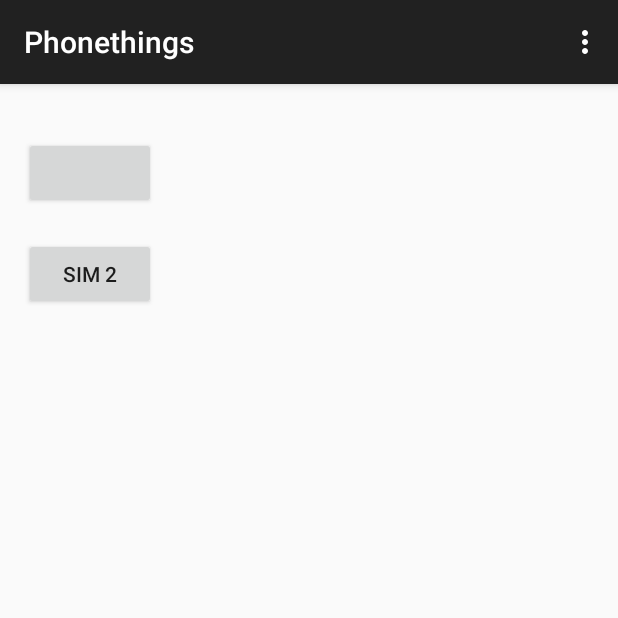
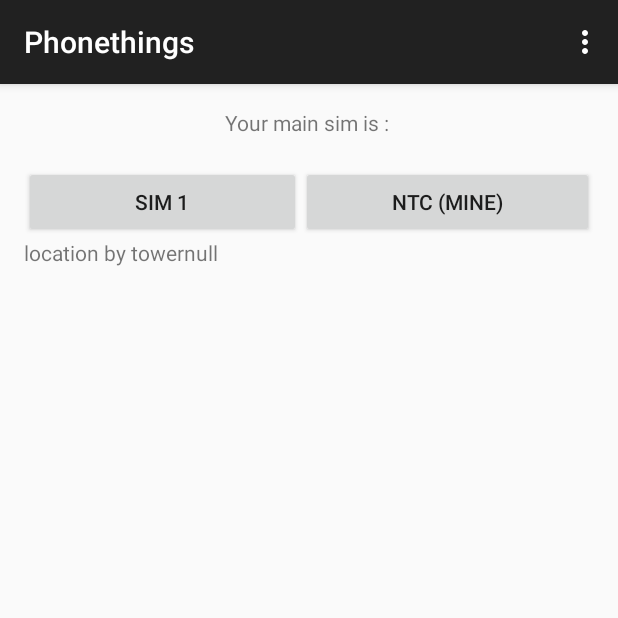
Before and after one commit to emp3ror/phonethings, an Android app: the screen it shows after launch (MainActivity), on a phone screen of 412 x 824 dp, the top half of it. Run offline under Robolectric (Android 15) with nearby library versions, the phone set to English and light mode, and no system bars; 1 statement that could not run was skipped.

Commit message:
small changes sim parts

```diff
--- a/app/src/main/java/phone/mjt/phonethings/MainActivity.java
+++ b/app/src/main/java/phone/mjt/phonethings/MainActivity.java
@@ -23,6 +23,7 @@ public class MainActivity extends ActionBarActivity implements SensorEventListen
 
     private Button btnSim1;
     private Button btnSim2;
+    private TextView currentSim;
     private TextView textSim1;
     private TextView textSim2;
     private TelephonyManager tMgr;
@@ -44,16 +45,15 @@ public class MainActivity extends ActionBarActivity implements SensorEventListen
         btnSim2 = (Button) findViewById(R.id.btn_sim2);
         textSim1 = (TextView) findViewById(R.id.text_sim1);
         textSim2 = (TextView) findViewById(R.id.text_sim2);
+        currentSim = (TextView) findViewById(R.id.currentSim);
 
         tMgr = (TelephonyManager) getSystemService(Context.TELEPHONY_SERVICE);
+
+        String currentOperator = tMgr.getSimOperatorName();
+        currentSim.setText(currentOperator);
+
         String location = tMgr.getCellLocation().toString();
-        textSim1.setText(location);
-        tMgr2 = (TelephonyManager) getSystemService(Context.TELEPHONY_SERVICE);
-        final String mPhoneNumber = tMgr.getLine1Number();
-
-        String sim1operator = tMgr.getSimOperatorName();
-        btnSim1.setText(sim1operator);
-//        String mPhoneNumber2 = tMgr.getLine1Number();
+        textSim1.setText("location by tower"+location); //location , dont know what it means
 
         senSensorManager = (SensorManager) getSystemService(Context.SENSOR_SERVICE);
         senAccelerometer = senSensorManager.getDefaultSensor(Sensor.TYPE_ACCELEROMETER);
@@ -62,7 +62,6 @@ public class MainActivity extends ActionBarActivity implements SensorEventListen
         btnSim1.setOnClickListener(new View.OnClickListener() {
             @Override
             public void onClick(View view) {
-                Log.e("ph", mPhoneNumber);
                 String getSimSerialNumber = tMgr.getSimSerialNumber();
                 Log.e("serial",getSimSerialNumber);
                 String imei_no = tMgr.getDeviceId();
@@ -70,8 +69,6 @@ public class MainActivity extends ActionBarActivity implements SensorEventListen
                 textSim1.setText(getSimSerialNumber+" "+imei_no);
                 String encodedHash = Uri.encode("#");
                 String ussd = "*103" + encodedHash;
-                /*startActivityForResult(new Intent("android.intent.action.CALL",
-                        Uri.parse("tel:" + ussd)), 1);*/
                 Intent callIntent = new Intent(Intent.ACTION_CALL)
                         .setFlags(Intent.FLAG_ACTIVITY_NEW_TASK);
                 callIntent.putExtra("com.android.phone.extra.slot", 0);
@@ -99,26 +96,6 @@ public class MainActivity extends ActionBarActivity implements SensorEventListen
             }
         });
 
-    }
-
-    @Override
-    protected void onActivityResult(int requestCode, int resultCode, Intent data) {
-        // TODO Auto-generated method stub
-        super.onActivityResult(requestCode, resultCode, data);
-
-        Toast.makeText(getApplicationContext(), "ok" +
-                "USSD: " + requestCode + "  " + resultCode + " ", Toast.LENGTH_LONG).show();
-
-        if (requestCode == 1) {
-
-
-            if (resultCode == RESULT_OK) {
-                Log.e("check","what");
-                // String result=data.getStringExtra("result");
-                String dd = data.toString();
-                Toast.makeText(getApplicationContext(), dd, Toast.LENGTH_LONG).show();
-            }
-        }
     }
 
 
--- a/app/src/main/res/layout/activity_main.xml
+++ b/app/src/main/res/layout/activity_main.xml
@@ -7,24 +7,44 @@
     android:orientation="vertical">
 
     <TextView
+        android:layout_width="match_parent"
+        android:layout_height="wrap_content"
+        android:text="Your main sim is : "
+        android:gravity="center"/>
+    <TextView
+        android:id="@+id/currentSim"
+        android:layout_width="match_parent"
+        android:layout_height="wrap_content"
+        android:gravity="center"/>
+
+    <LinearLayout
+        android:layout_width="match_parent"
+        android:layout_height="wrap_content"
+        android:orientation="horizontal">
+        <Button
+            android:id="@+id/btn_sim1"
+            android:layout_weight="1"
+            android:layout_width="wrap_content"
+            android:layout_height="wrap_content"
+            android:text="Sim 1"/>
+        <Button
+            android:layout_weight="1"
+            android:id="@+id/btn_sim2"
+            android:layout_width="wrap_content"
+            android:layout_height="wrap_content"
+            android:text="NTC (mine)"/>
+        </LinearLayout>
+    <TextView
         android:id="@+id/text_sim1"
         android:text=""
-        android:layout_width="wrap_content"
+        android:layout_width="match_parent"
         android:layout_height="wrap_content" />
-    <Button
-        android:id="@+id/btn_sim1"
-        android:layout_width="wrap_content"
-        android:layout_height="wrap_content"
-        android:text="Sim 1"/>
+
     <TextView
         android:id="@+id/text_sim2"
         android:text=""
         android:layout_width="wrap_content"
         android:layout_height="wrap_content" />
-    <Button
-        android:id="@+id/btn_sim2"
-        android:layout_width="wrap_content"
-        android:layout_height="wrap_content"
-        android:text="Sim 2"/>
+
 
 </LinearLayout>
```
Also changed, not shown: app/src/main/java/phone/mjt/phonethings/TelephonyInfo.java (added, +180 -0 lines), 2 other files.
